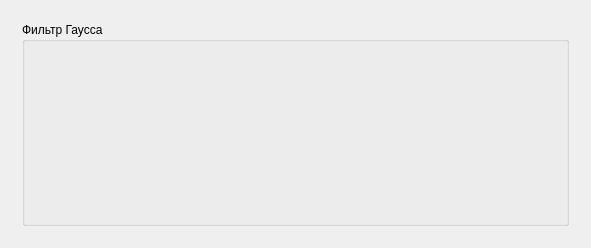
First picture: the form in Canny3D/Qt/CannySettings.ui, repository Last1k96/CannyDICOM, before the edit.
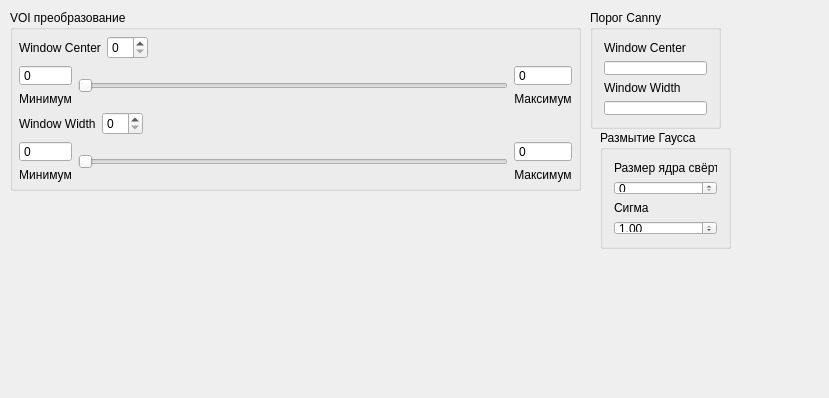
Second picture: the form after the edit.

The edit to the form file:
```diff
--- a/Canny3D/Qt/CannySettings.ui
+++ b/Canny3D/Qt/CannySettings.ui
@@ -6,34 +6,421 @@
    <rect>
     <x>0</x>
     <y>0</y>
-    <width>591</width>
-    <height>248</height>
+    <width>829</width>
+    <height>398</height>
    </rect>
   </property>
   <property name="windowTitle">
    <string>CannySettings</string>
   </property>
-  <layout class="QHBoxLayout" name="horizontalLayout">
-   <item>
-    <widget class="QStackedWidget" name="stackedWidget">
-     <property name="currentIndex">
-      <number>1</number>
-     </property>
-     <widget class="QWidget" name="page"/>
-     <widget class="QWidget" name="page_2">
-      <layout class="QHBoxLayout" name="horizontalLayout_2">
-       <item>
-        <widget class="QGroupBox" name="groupBox">
-         <property name="title">
-          <string>Фильтр Гаусса</string>
-         </property>
-        </widget>
-       </item>
-      </layout>
-     </widget>
-    </widget>
-   </item>
-  </layout>
+  <widget class="QGroupBox" name="groupBox">
+   <property name="geometry">
+    <rect>
+     <x>10</x>
+     <y>10</y>
+     <width>571</width>
+     <height>181</height>
+    </rect>
+   </property>
+   <property name="title">
+    <string>VOI преобразование</string>
+   </property>
+   <property name="flat">
+    <bool>false</bool>
+   </property>
+   <property name="checkable">
+    <bool>false</bool>
+   </property>
+   <layout class="QHBoxLayout" name="horizontalLayout_7">
+    <property name="leftMargin">
+     <number>6</number>
+    </property>
+    <property name="topMargin">
+     <number>6</number>
+    </property>
+    <property name="rightMargin">
+     <number>6</number>
+    </property>
+    <property name="bottomMargin">
+     <number>6</number>
+    </property>
+    <item>
+     <layout class="QVBoxLayout" name="verticalLayout_7">
+      <item>
+       <layout class="QHBoxLayout" name="horizontalLayout_5">
+        <item>
+         <widget class="QLabel" name="label">
+          <property name="text">
+           <string>Window Center</string>
+          </property>
+         </widget>
+        </item>
+        <item>
+         <widget class="QSpinBox" name="centerVal">
+          <property name="minimum">
+           <number>0</number>
+          </property>
+          <property name="singleStep">
+           <number>5</number>
+          </property>
+          <property name="stepType">
+           <enum>QAbstractSpinBox::AdaptiveDecimalStepType</enum>
+          </property>
+         </widget>
+        </item>
+        <item>
+         <spacer name="horizontalSpacer">
+          <property name="orientation">
+           <enum>Qt::Horizontal</enum>
+          </property>
+          <property name="sizeHint" stdset="0">
+           <size>
+            <width>40</width>
+            <height>20</height>
+           </size>
+          </property>
+         </spacer>
+        </item>
+       </layout>
+      </item>
+      <item>
+       <layout class="QHBoxLayout" name="horizontalLayout">
+        <property name="spacing">
+         <number>6</number>
+        </property>
+        <property name="sizeConstraint">
+         <enum>QLayout::SetDefaultConstraint</enum>
+        </property>
+        <item>
+         <layout class="QVBoxLayout" name="verticalLayout">
+          <property name="sizeConstraint">
+           <enum>QLayout::SetFixedSize</enum>
+          </property>
+          <item>
+           <widget class="QSpinBox" name="centerMin">
+            <property name="buttonSymbols">
+             <enum>QAbstractSpinBox::NoButtons</enum>
+            </property>
+            <property name="minimum">
+             <number>-65535</number>
+            </property>
+            <property name="maximum">
+             <number>65536</number>
+            </property>
+           </widget>
+          </item>
+          <item>
+           <widget class="QLabel" name="label_7">
+            <property name="sizePolicy">
+             <sizepolicy hsizetype="Minimum" vsizetype="Fixed">
+              <horstretch>0</horstretch>
+              <verstretch>0</verstretch>
+             </sizepolicy>
+            </property>
+            <property name="text">
+             <string>Минимум</string>
+            </property>
+            <property name="alignment">
+             <set>Qt::AlignCenter</set>
+            </property>
+           </widget>
+          </item>
+         </layout>
+        </item>
+        <item>
+         <widget class="QSlider" name="centerSlider">
+          <property name="orientation">
+           <enum>Qt::Horizontal</enum>
+          </property>
+         </widget>
+        </item>
+        <item>
+         <layout class="QVBoxLayout" name="verticalLayout_4">
+          <property name="sizeConstraint">
+           <enum>QLayout::SetMinimumSize</enum>
+          </property>
+          <item>
+           <widget class="QSpinBox" name="centerMax">
+            <property name="buttonSymbols">
+             <enum>QAbstractSpinBox::NoButtons</enum>
+            </property>
+            <property name="minimum">
+             <number>-65535</number>
+            </property>
+            <property name="maximum">
+             <number>65536</number>
+            </property>
+           </widget>
+          </item>
+          <item>
+           <widget class="QLabel" name="label_8">
+            <property name="sizePolicy">
+             <sizepolicy hsizetype="Minimum" vsizetype="Fixed">
+              <horstretch>0</horstretch>
+              <verstretch>0</verstretch>
+             </sizepolicy>
+            </property>
+            <property name="text">
+             <string>Максимум</string>
+            </property>
+            <property name="alignment">
+             <set>Qt::AlignCenter</set>
+            </property>
+           </widget>
+          </item>
+         </layout>
+        </item>
+       </layout>
+      </item>
+      <item>
+       <layout class="QHBoxLayout" name="horizontalLayout_6">
+        <item>
+         <widget class="QLabel" name="label_2">
+          <property name="text">
+           <string>Window Width</string>
+          </property>
+         </widget>
+        </item>
+        <item>
+         <widget class="QSpinBox" name="widthVal"/>
+        </item>
+        <item>
+         <spacer name="horizontalSpacer_2">
+          <property name="orientation">
+           <enum>Qt::Horizontal</enum>
+          </property>
+          <property name="sizeHint" stdset="0">
+           <size>
+            <width>40</width>
+            <height>20</height>
+           </size>
+          </property>
+         </spacer>
+        </item>
+       </layout>
+      </item>
+      <item>
+       <layout class="QHBoxLayout" name="horizontalLayout_4">
+        <property name="spacing">
+         <number>6</number>
+        </property>
+        <property name="sizeConstraint">
+         <enum>QLayout::SetDefaultConstraint</enum>
+        </property>
+        <item>
+         <layout class="QVBoxLayout" name="verticalLayout_5">
+          <property name="sizeConstraint">
+           <enum>QLayout::SetFixedSize</enum>
+          </property>
+          <item>
+           <widget class="QSpinBox" name="widthMin">
+            <property name="buttonSymbols">
+             <enum>QAbstractSpinBox::NoButtons</enum>
+            </property>
+            <property name="minimum">
+             <number>-65535</number>
+            </property>
+            <property name="maximum">
+             <number>65536</number>
+            </property>
+           </widget>
+          </item>
+          <item>
+           <widget class="QLabel" name="label_9">
+            <property name="sizePolicy">
+             <sizepolicy hsizetype="Minimum" vsizetype="Fixed">
+              <horstretch>0</horstretch>
+              <verstretch>0</verstretch>
+             </sizepolicy>
+            </property>
+            <property name="text">
+             <string>Минимум</string>
+            </property>
+            <property name="alignment">
+             <set>Qt::AlignCenter</set>
+            </property>
+           </widget>
+          </item>
+         </layout>
+        </item>
+        <item>
+         <widget class="QSlider" name="widthSlider">
+          <property name="orientation">
+           <enum>Qt::Horizontal</enum>
+          </property>
+         </widget>
+        </item>
+        <item>
+         <layout class="QVBoxLayout" name="verticalLayout_6">
+          <property name="sizeConstraint">
+           <enum>QLayout::SetMinimumSize</enum>
+          </property>
+          <item>
+           <widget class="QSpinBox" name="widthMax">
+            <property name="buttonSymbols">
+             <enum>QAbstractSpinBox::NoButtons</enum>
+            </property>
+            <property name="minimum">
+             <number>-65535</number>
+            </property>
+            <property name="maximum">
+             <number>65536</number>
+            </property>
+           </widget>
+          </item>
+          <item>
+           <widget class="QLabel" name="label_10">
+            <property name="sizePolicy">
+             <sizepolicy hsizetype="Minimum" vsizetype="Fixed">
+              <horstretch>0</horstretch>
+              <verstretch>0</verstretch>
+             </sizepolicy>
+            </property>
+            <property name="text">
+             <string>Максимум</string>
+            </property>
+            <property name="alignment">
+             <set>Qt::AlignCenter</set>
+            </property>
+           </widget>
+          </item>
+         </layout>
+        </item>
+       </layout>
+      </item>
+     </layout>
+    </item>
+   </layout>
+  </widget>
+  <widget class="QGroupBox" name="groupBox_2">
+   <property name="geometry">
+    <rect>
+     <x>600</x>
+     <y>130</y>
+     <width>131</width>
+     <height>119</height>
+    </rect>
+   </property>
+   <property name="title">
+    <string>Размытие Гаусса</string>
+   </property>
+   <property name="flat">
+    <bool>false</bool>
+   </property>
+   <property name="checkable">
+    <bool>false</bool>
+   </property>
+   <layout class="QHBoxLayout" name="horizontalLayout_2">
+    <item>
+     <layout class="QVBoxLayout" name="verticalLayout_2">
+      <item>
+       <widget class="QLabel" name="label_3">
+        <property name="text">
+         <string>Размер ядра свёртки</string>
+        </property>
+       </widget>
+      </item>
+      <item>
+       <widget class="QSpinBox" name="spinBox"/>
+      </item>
+      <item>
+       <widget class="QLabel" name="label_4">
+        <property name="text">
+         <string>Сигма</string>
+        </property>
+       </widget>
+      </item>
+      <item>
+       <widget class="QDoubleSpinBox" name="doubleSpinBox">
+        <property name="maximum">
+         <double>1.000000000000000</double>
+        </property>
+        <property name="singleStep">
+         <double>0.050000000000000</double>
+        </property>
+        <property name="stepType">
+         <enum>QAbstractSpinBox::AdaptiveDecimalStepType</enum>
+        </property>
+        <property name="value">
+         <double>1.000000000000000</double>
+        </property>
+       </widget>
+      </item>
+     </layout>
+    </item>
+   </layout>
+  </widget>
+  <widget class="QGroupBox" name="groupBox_3">
+   <property name="geometry">
+    <rect>
+     <x>590</x>
+     <y>10</y>
+     <width>131</width>
+     <height>119</height>
+    </rect>
+   </property>
+   <property name="title">
+    <string>Порог Canny</string>
+   </property>
+   <property name="flat">
+    <bool>false</bool>
+   </property>
+   <property name="checkable">
+    <bool>false</bool>
+   </property>
+   <layout class="QHBoxLayout" name="horizontalLayout_3">
+    <item>
+     <layout class="QVBoxLayout" name="verticalLayout_3">
+      <item>
+       <widget class="QLabel" name="label_5">
+        <property name="text">
+         <string>Window Center</string>
+        </property>
+       </widget>
+      </item>
+      <item>
+       <widget class="QLineEdit" name="lineEdit_3">
+        <property name="sizePolicy">
+         <sizepolicy hsizetype="Minimum" vsizetype="Fixed">
+          <horstretch>0</horstretch>
+          <verstretch>0</verstretch>
+         </sizepolicy>
+        </property>
+        <property name="minimumSize">
+         <size>
+          <width>20</width>
+          <height>0</height>
+         </size>
+        </property>
+       </widget>
+      </item>
+      <item>
+       <widget class="QLabel" name="label_6">
+        <property name="text">
+         <string>Window Width</string>
+        </property>
+       </widget>
+      </item>
+      <item>
+       <widget class="QLineEdit" name="lineEdit_4">
+        <property name="sizePolicy">
+         <sizepolicy hsizetype="Minimum" vsizetype="Fixed">
+          <horstretch>0</horstretch>
+          <verstretch>0</verstretch>
+         </sizepolicy>
+        </property>
+        <property name="minimumSize">
+         <size>
+          <width>20</width>
+          <height>0</height>
+         </size>
+        </property>
+       </widget>
+      </item>
+     </layout>
+    </item>
+   </layout>
+  </widget>
  </widget>
  <layoutdefault spacing="6" margin="11"/>
  <resources/>
```
Left out of the diff: 137 changed lines with no effect on the pictures.
